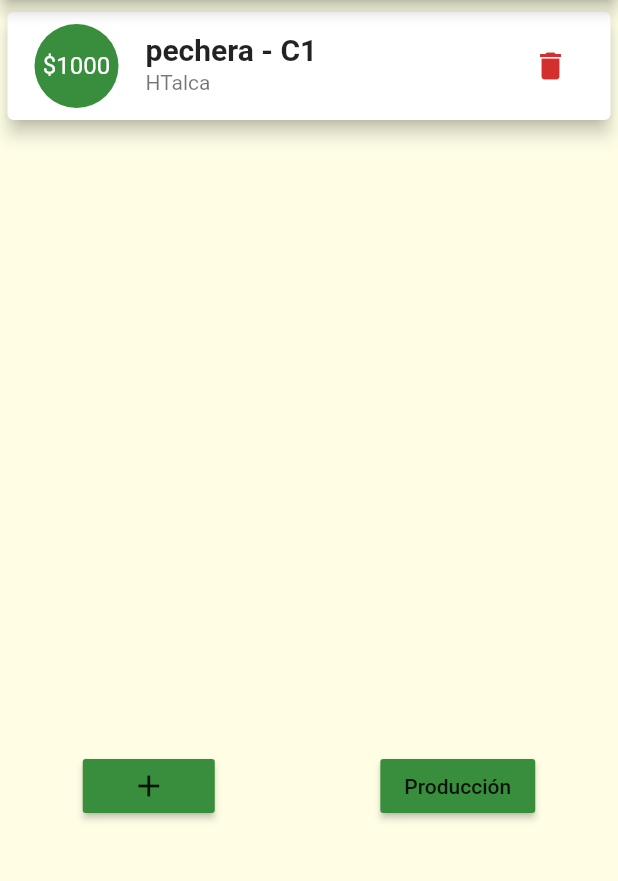
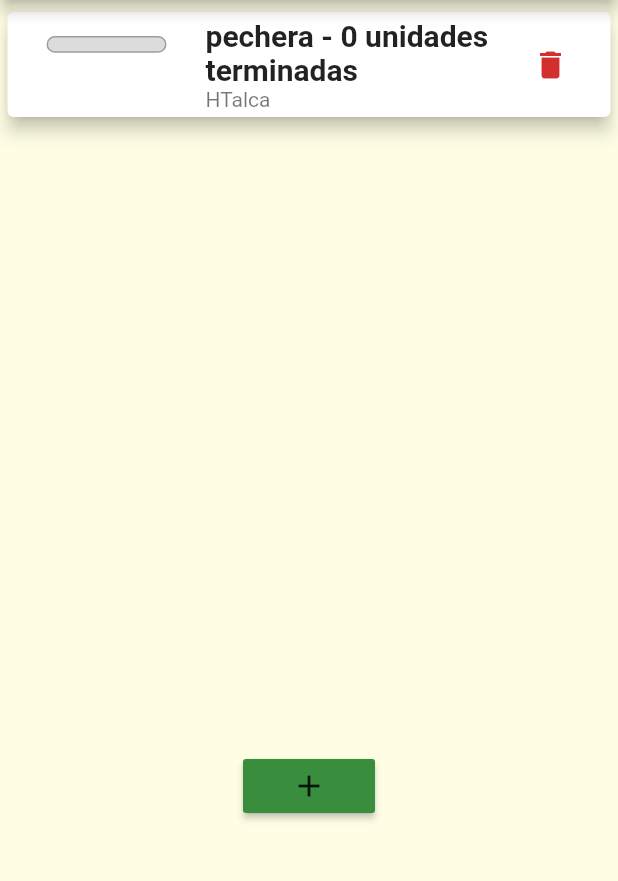
Before and after one commit to smchaves/flutter_prototipo_001, a Flutter app: the screen it shows after launch, on a phone screen of 412 x 824 dp, the part 84-965 px from its top. Run offline on Flutter 3.47's test engine with Material 2 defaults, Android fonts, the phone set to English and light mode, and no system bars; Roboto replaces fonts that are missing (Raleway, RobotoCondensed).

Commit message:
chart and reorderable list

```diff
--- a/lib/models/ordenProduccion.dart
+++ b/lib/models/ordenProduccion.dart
@@ -9,11 +9,15 @@ class OrdenProduccion {
   Estado estadoOrdenProduccion;
   final String tipoProductoOrdenProduccion;
   final String clienteOrdenProduccion;
+  int cantidadCajas;
+  int cantidadUnidades;
 
   final String idOCOrdenProduccion;
 
   OrdenProduccion({
     @required this.idOrdenProduccion,
+    this.cantidadCajas = 0,
+    this.cantidadUnidades = 0,
     @required this.cantidadOrdenProduccion,
     @required this.clienteOrdenProduccion,
     @required this.tipoProductoOrdenProduccion,
--- a/lib/screens/ordenes_produccion_screen.dart
+++ b/lib/screens/ordenes_produccion_screen.dart
@@ -1,20 +1,38 @@
 import 'package:flutter/material.dart';
-import 'package:prototipo/screens/produccion_screen.dart';
+
 import '../models/ordenProduccion.dart';
 import '../models/enums.dart';
 import './detallesOP.dart';
 import '../widgets/main_drawer.dart';
+import '../widgets/chartBar.dart';
 //import 'package:intl/intl.dart';
 
-class OrdenesProduccionScreen extends StatelessWidget {
+class OrdenesProduccionScreen extends StatefulWidget {
   final List<OrdenProduccion> ordenesProduccion;
   final Function _startAddOC;
 
   OrdenesProduccionScreen(this.ordenesProduccion, this._startAddOC);
 
   @override
+  _OrdenesProduccionScreenState createState() =>
+      _OrdenesProduccionScreenState();
+}
+
+class _OrdenesProduccionScreenState extends State<OrdenesProduccionScreen> {
+  void reorderData(int oldIndex, int newIndex) {
+    setState(() {
+      if (newIndex > oldIndex) {
+        newIndex -= 1;
+      }
+      final items = widget.ordenesProduccion.removeAt(oldIndex);
+      widget.ordenesProduccion.insert(newIndex, items);
+    });
+  }
+
+  @override
   Widget build(BuildContext context) {
-    List<OrdenProduccion> ordenesProduccionNoDespachadas = ordenesProduccion
+    List<OrdenProduccion> ordenesProduccionNoDespachadas = widget
+        .ordenesProduccion
         .where((orden) => orden.estadoOrdenProduccion == Estado.NoDespachada)
         .toList();
     return Scaffold(
@@ -48,10 +66,11 @@ class OrdenesProduccionScreen extends StatelessWidget {
                 )
               : Container(
                   height: 500,
-                  child: ListView.builder(
-                    itemBuilder: (ctx, index) {
+                  child: ReorderableListView(
+                    children: ordenesProduccionNoDespachadas.map((orden) {
                       return Card(
                         elevation: 5,
+                        key: Key(orden.idOrdenProduccion),
                         margin: EdgeInsets.symmetric(
                           vertical: 8,
                           horizontal: 5,
@@ -59,25 +78,20 @@ class OrdenesProduccionScreen extends StatelessWidget {
                         child: ListTile(
                           onTap: () => Navigator.of(context).pushNamed(
                             Despacho.routeName,
-                            arguments: ordenesProduccionNoDespachadas[index],
+                            arguments: orden,
                           ),
-                          leading: CircleAvatar(
-                            radius: 30,
-                            child: Padding(
-                              padding: EdgeInsets.all(6),
-                              child: FittedBox(
-                                child: Text(
-                                    '\$${ordenesProduccionNoDespachadas[index].cantidadOrdenProduccion}'),
-                              ),
-                            ),
-                          ),
+                          leading: Container(
+                              width: 100,
+                              child: ChartBar(
+                                  orden.cantidadUnidades,
+                                  orden.cantidadUnidades /
+                                      orden.cantidadOrdenProduccion)),
                           title: Text(
-                            '${ordenesProduccionNoDespachadas[index].tipoProductoOrdenProduccion} - ${ordenesProduccionNoDespachadas[index].idOCOrdenProduccion}',
+                            '${orden.tipoProductoOrdenProduccion} - ${orden.cantidadUnidades} unidades terminadas',
                             style: Theme.of(context).textTheme.headline6,
                           ),
                           subtitle: Text(
-                            ordenesProduccionNoDespachadas[index]
-                                .clienteOrdenProduccion,
+                            orden.clienteOrdenProduccion,
                           ),
                           trailing: IconButton(
                             icon: Icon(Icons.delete),
@@ -86,8 +100,8 @@ class OrdenesProduccionScreen extends StatelessWidget {
                           ),
                         ),
                       );
-                    },
-                    itemCount: ordenesProduccionNoDespachadas.length,
+                    }).toList(),
+                    onReorder: reorderData,
                   ),
                 ),
           Row(
@@ -96,13 +110,7 @@ class OrdenesProduccionScreen extends StatelessWidget {
               RaisedButton(
                 child: Icon(Icons.add),
                 color: Theme.of(context).primaryColorDark,
-                onPressed: () => _startAddOC(context),
-              ),
-              RaisedButton(
-                child: Text('Producción'),
-                color: Theme.of(context).primaryColorDark,
-                onPressed: () => Navigator.of(context)
-                    .pushReplacementNamed(ProduccionScreen.routeName),
+                onPressed: () => widget._startAddOC(context),
               ),
             ],
           ),
--- /dev/null
+++ b/lib/widgets/chartBar.dart
@@ -0,0 +1,49 @@
+import 'package:flutter/material.dart';
+
+class ChartBar extends StatelessWidget {
+  final int spendingAmount;
+  final double spendingPctOfTotal;
+
+  ChartBar(this.spendingAmount, this.spendingPctOfTotal);
+  @override
+  Widget build(BuildContext context) {
+    return LayoutBuilder(
+      builder: (ctx, constraints) {
+        return Row(
+          children: [
+            SizedBox(
+              width: constraints.maxWidth * 0.1,
+            ),
+            Container(
+              height: constraints.maxHeight * 0.2,
+              width: constraints.maxWidth * 0.8,
+              child: Stack(
+                children: [
+                  Container(
+                    decoration: BoxDecoration(
+                      border: Border.all(color: Colors.grey, width: 1.0),
+                      color: Color.fromRGBO(220, 220, 220, 1),
+                      borderRadius: BorderRadius.circular(20),
+                    ),
+                  ),
+                  FractionallySizedBox(
+                    widthFactor: spendingPctOfTotal,
+                    child: Container(
+                      decoration: BoxDecoration(
+                        color: Theme.of(context).primaryColor,
+                        borderRadius: BorderRadius.circular(10),
+                      ),
+                    ),
+                  ),
+                ],
+              ),
+            ),
+            SizedBox(
+              height: constraints.maxHeight * 0.1,
+            ),
+          ],
+        );
+      },
+    );
+  }
+}
```
Also changed, not shown: lib/main.dart (+17 -3 lines), lib/screens/detallesOP.dart (+42 -6 lines), lib/screens/produccion_screen.dart (deleted, +0 -18 lines), lib/widgets/add_orden_compra.dart (+29 -15 lines).
